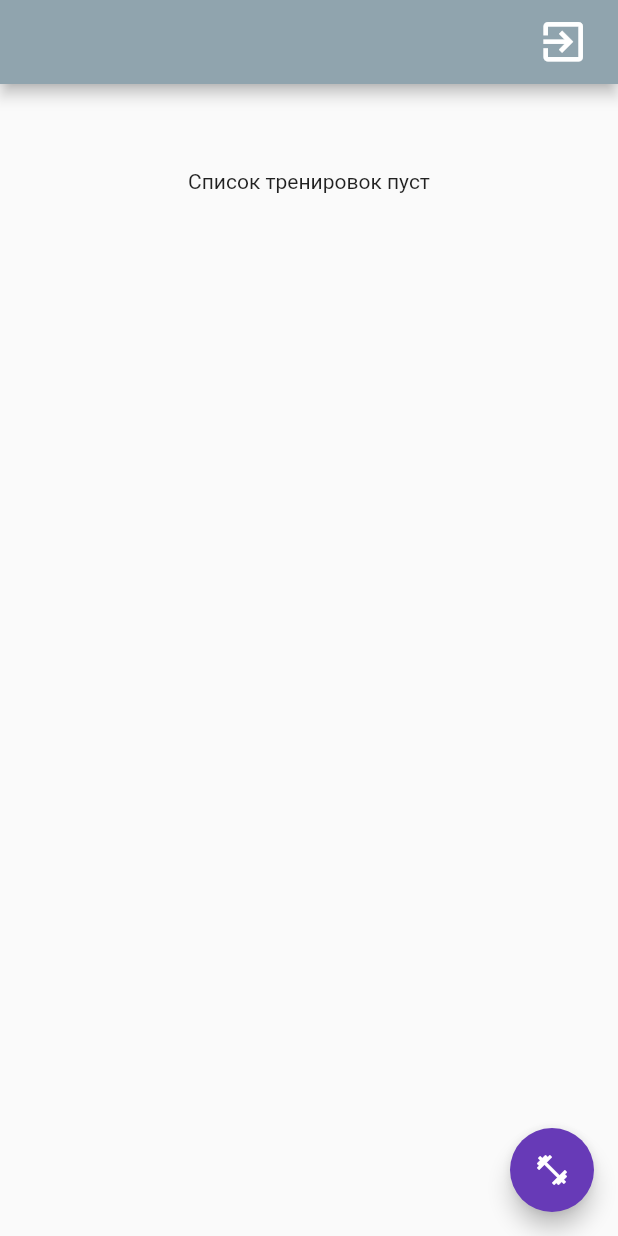
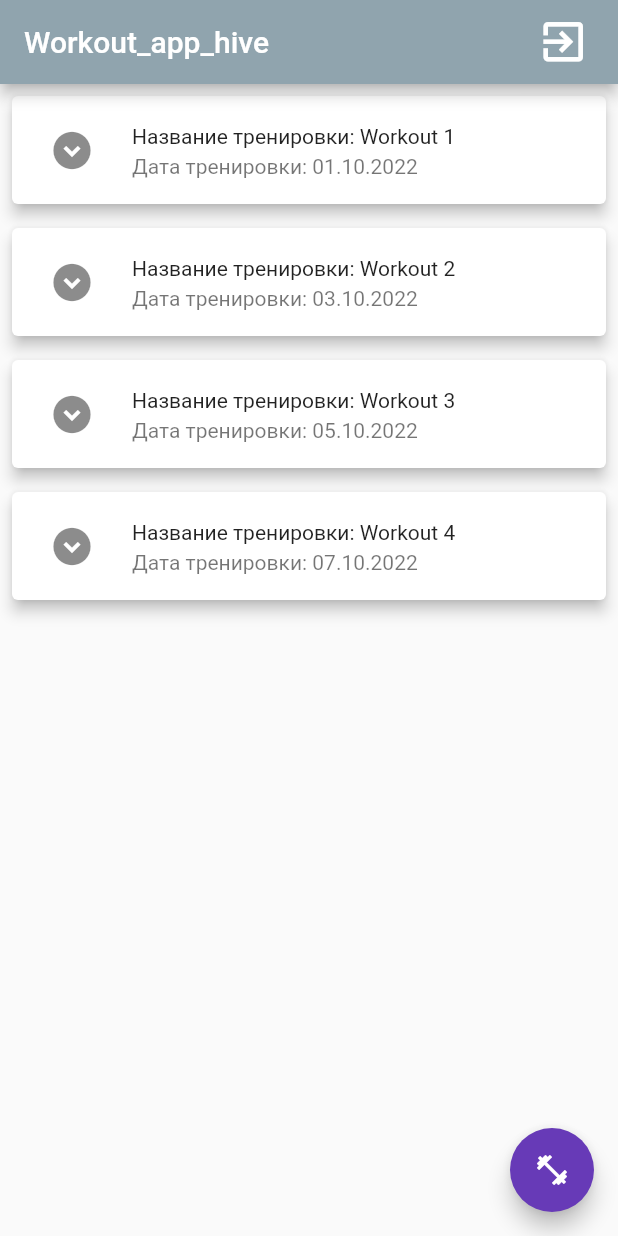
Before and after one commit to janMoroz/training_app, a Flutter app: the WorkoutListPage screen opened by its route, on a phone screen of 412 x 824 dp. Run offline on Flutter 3.47's test engine with Material 2 defaults, Android fonts, the phone set to English and light mode, and no system bars; our stand-ins replace go_router, hive_flutter; accounts and stored records are empty.

Commit message:
Сделал workout_list

```diff
--- a/lib/pages/workout_list_page.dart
+++ b/lib/pages/workout_list_page.dart
@@ -16,12 +16,7 @@ class _WorkoutListPageState extends State<WorkoutListPage> {
       child: Scaffold(
         appBar: AppBar(
           backgroundColor: Colors.blueGrey.shade300,
-          leading: TextButton(
-            onPressed: () {},
-            child: const Text(''),
-          ),
-          leadingWidth: 90,
-          title: const Text(''),
+          title: const Text('Workout_app_hive'),
           actions: <Widget>[
             Padding(
               padding: const EdgeInsets.only(right: 14),
--- a/lib/widgets/workout_list.dart
+++ b/lib/widgets/workout_list.dart
@@ -9,9 +9,19 @@ class WorkoutList extends StatefulWidget {
 
 class _WorkoutListState extends State<WorkoutList> {
   List<String> workout = <String>[
-    // 'Workout 1',
-    // 'Workout 2',
+    'Workout 1',
+    'Workout 2',
+    'Workout 3',
+    'Workout 4'
   ];
+  List<String> dateWorkout = <String>[
+    '01.10.2022',
+    '03.10.2022',
+    '05.10.2022',
+    '07.10.2022'
+  ];
+
+  bool _expanded = false;
 
   @override
   Widget build(BuildContext context) {
@@ -25,18 +35,82 @@ class _WorkoutListState extends State<WorkoutList> {
                 child: Center(child: Text('Список тренировок пуст'))),
           );
         } else {
-          return Padding(
-            padding: const EdgeInsets.all(4.0),
-            child: Card(
-              color: Colors.blueGrey.shade100,
-              child: SizedBox(
-                  height: 50,
-                  child: Center(child: Text('Entry ${workout[index]}'))),
-            ),
-          );
+          return _buildNotExpanded(context, index);
         }
       },
       itemCount: workout.isEmpty ? 1 : workout.length,
     );
   }
+
+  Widget _buildExpanded(BuildContext context, int index) {
+    return Padding(
+      padding: const EdgeInsets.all(16),
+      child: Column(
+        children: [
+          Row(
+            children: [
+              InkWell(
+                  child: const Text('Упражнение: '),
+                  onTap: () => setState(() {
+                        _expanded = false;
+                      })),
+            ],
+          ),
+          const SizedBox(height: 8),
+          Row(
+            children: const [
+              Text('Упражнение'),
+              SizedBox(width: 4),
+              Text('Подходы'),
+              SizedBox(width: 4),
+              Text('Повторы'),
+              SizedBox(width: 4),
+              Text('Отдых'),
+            ],
+          ),
+        ],
+      ),
+    );
+  }
+
+  Widget _buildNotExpanded(BuildContext context, index) {
+    return Padding(
+      padding: const EdgeInsets.all(4),
+      child: Card(
+        elevation: 4,
+        child: Column(
+          children: <Widget>[
+            ListTile(
+              leading: IconButton(
+                onPressed: () => _showExpandedWorkout(context, index),
+                icon: const Icon(
+                  Icons.expand_circle_down,
+                  size: 30,
+                ),
+              ),
+              title: Text(
+                'Название тренировки: ${workout[index]}',
+                style: const TextStyle(fontSize: 14),
+              ),
+              subtitle: Text('Дата тренировки: ${dateWorkout[index]}'),
+            ),
+          ],
+        ),
+      ),
+    );
+  }
+
+  _showExpandedWorkout(BuildContext context, int index) {
+    showDialog(
+      context: context,
+      builder: (context) {
+        return SimpleDialog(
+          title: Text(
+            'Тренировка: ${workout[index]}',
+            style: const TextStyle(fontSize: 14),
+          ),
+        );
+      },
+    );
+  }
 }
```
